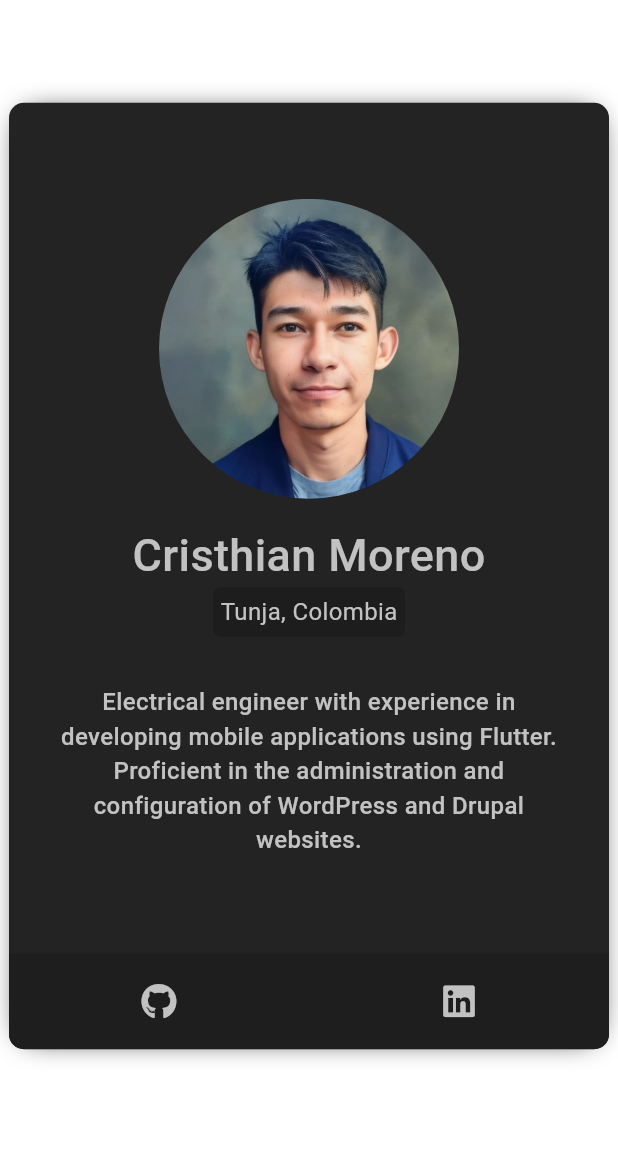
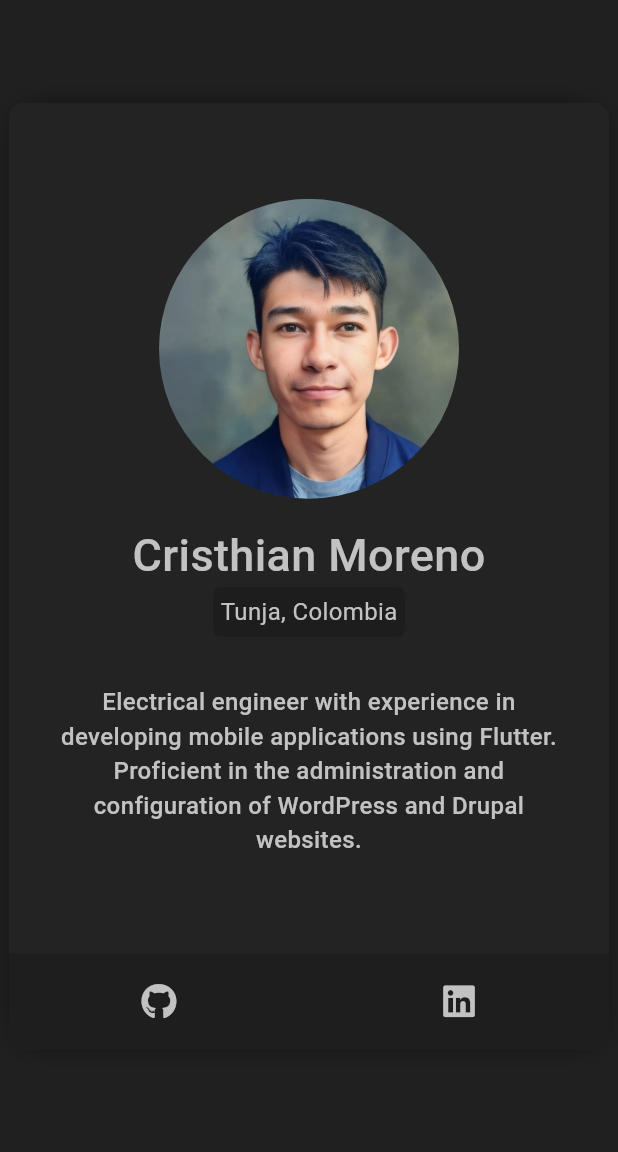
Before and after one commit to CristhianMoreno97/100-days-of-projects---flutter-version, a Flutter app: the Day1Screen screen opened by its route, on a phone screen of 412 x 824 dp, the part 84-1236 px from its top. Run offline on Flutter 3.47's test engine with Material 3 defaults, Android fonts, the phone set to English and light mode, and no system bars; our stand-ins replace font_awesome_flutter.

Commit message:
Update background color in Day1Screen

```diff
--- a/lib/features/challengues/presentation/screens/day_1_screen.dart
+++ b/lib/features/challengues/presentation/screens/day_1_screen.dart
@@ -9,8 +9,7 @@ class Day1Screen extends StatelessWidget {
     return Scaffold(
       appBar: AppBar(title: const Text('Day 1')),
       body: const _MainView(),
-      backgroundColor: Colors.white,
-      //backgroundColor: const Color(0xFF212020),
+      backgroundColor: const Color(0xFF212020),
     );
   }
 }
```
